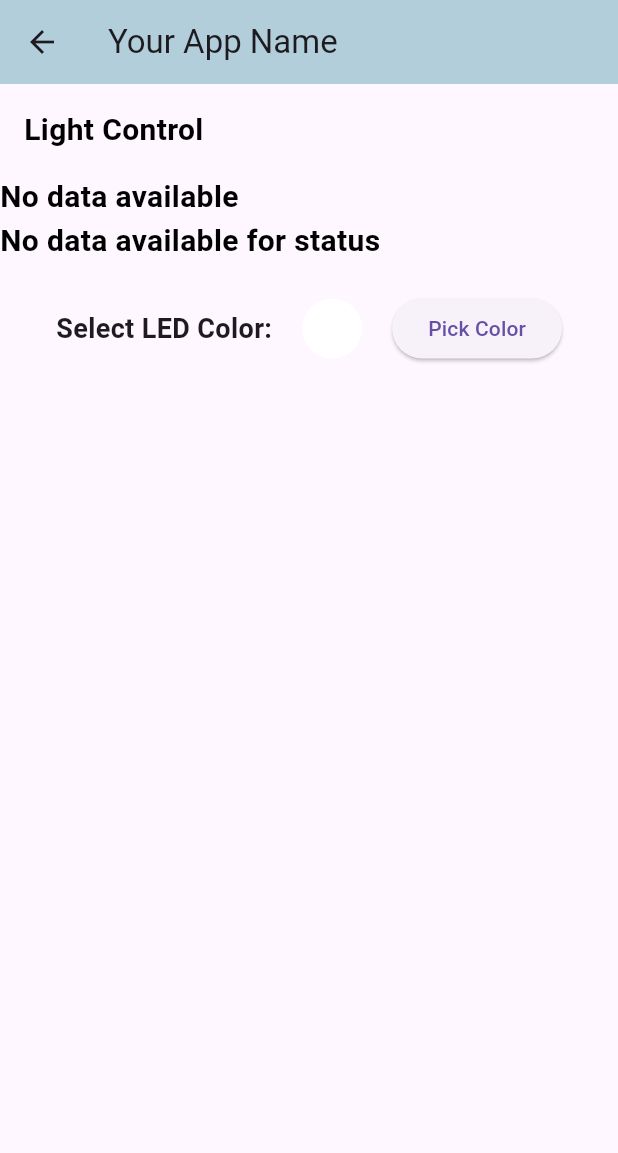
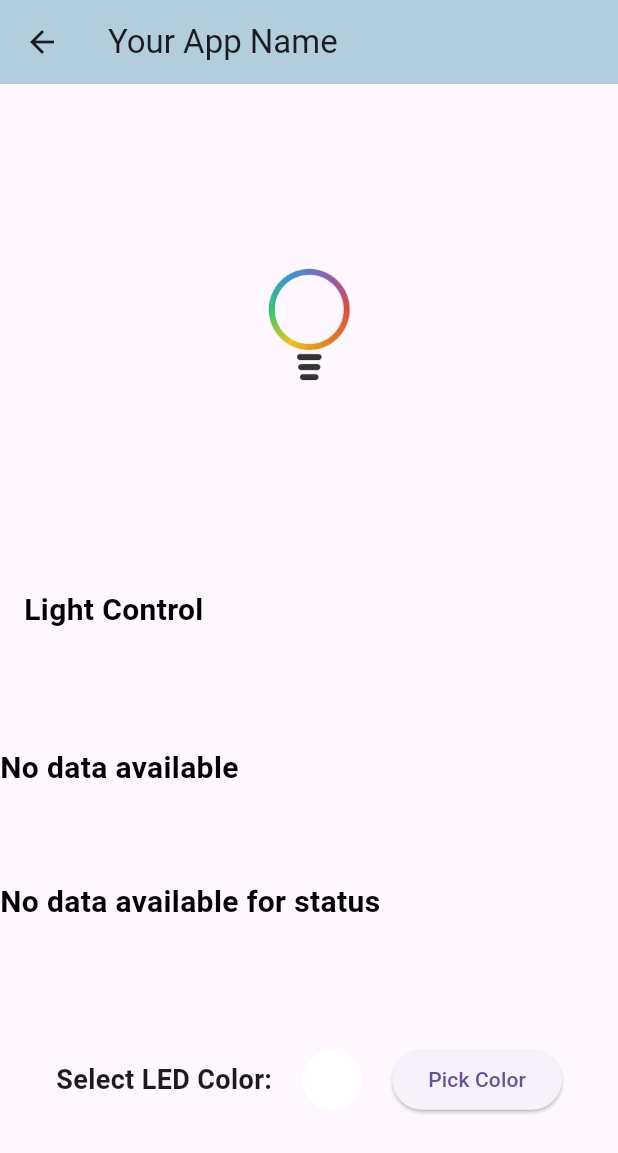
Before and after one commit to talbioumaima06/litbebe_flutter, a Flutter app: the Lumiere screen opened by its route, on a phone screen of 412 x 824 dp. Shown: the top 1153 px of the screen. Run offline on Flutter 3.47's test engine with Material 3 defaults, Android fonts, the phone set to English and light mode, and no system bars; our stand-ins replace firebase_auth, firebase_core, firebase_database, firebase_messaging, flutter_colorpicker, flutter_local_notifications and 2 more; accounts and stored records are empty.

Commit message:
lumiere done

```diff
--- a/lib/pages/lumiere/lumiere.dart
+++ b/lib/pages/lumiere/lumiere.dart
@@ -44,7 +44,13 @@ class _LumiereState extends State<Lumiere> {
       body: SafeArea(
         child: Column(
           crossAxisAlignment: CrossAxisAlignment.stretch,
+          mainAxisAlignment: MainAxisAlignment.spaceEvenly,
           children: [
+             Image.asset(
+              'assets/images/Bulb_Logo-removebg-preview.png',
+              height: 200,
+              width: 200,
+            ),
             const Padding(
               padding: EdgeInsets.all(16.0),
               child: Text(
```
